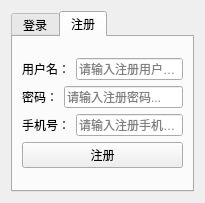
This is NetDiskClient/login.ui in CNHanhan/NetDisk-byHan as Qt 5 draws it before an edit. The edited form follows.
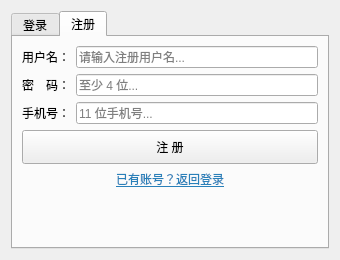
This is the edited form. The open tabs and pages were chosen to show the change.

```diff
--- a/NetDiskClient/login.ui
+++ b/NetDiskClient/login.ui
@@ -6,15 +6,15 @@
    <rect>
     <x>0</x>
     <y>0</y>
-    <width>205</width>
-    <height>203</height>
+    <width>340</width>
+    <height>260</height>
    </rect>
   </property>
   <property name="windowTitle">
    <string>Form</string>
   </property>
-  <layout class="QGridLayout" name="gridLayout">
-   <item row="0" column="0">
+  <layout class="QVBoxLayout" name="mainLayout">
+   <item>
     <widget class="QTabWidget" name="tabWidget">
      <property name="currentIndex">
       <number>1</number>
@@ -80,8 +80,6 @@
       <attribute name="title">
        <string>注册</string>
       </attribute>
-      <layout class="QGridLayout" name="gridLayout_2">
-       <item row="0" column="0">
         <layout class="QVBoxLayout" name="verticalLayout">
          <item>
           <layout class="QHBoxLayout" name="horizontalLayout">
@@ -106,14 +104,17 @@
            <item>
             <widget class="QLabel" name="label_2">
              <property name="text">
-              <string>密码：</string>
+            <string>密　码：</string>
              </property>
             </widget>
            </item>
            <item>
             <widget class="QLineEdit" name="reg_pwd">
+           <property name="echoMode">
+            <enum>QLineEdit::Password</enum>
+           </property>
              <property name="placeholderText">
-              <string>请输入注册密码...</string>
+            <string>至少 4 位...</string>
              </property>
             </widget>
            </item>
@@ -131,7 +132,7 @@
            <item>
             <widget class="QLineEdit" name="reg_tel">
              <property name="placeholderText">
-              <string>请输入注册手机号...</string>
+            <string>11 位手机号...</string>
              </property>
             </widget>
            </item>
@@ -139,12 +140,42 @@
          </item>
          <item>
           <widget class="QPushButton" name="reg">
+         <property name="minimumSize">
+          <size>
+           <width>0</width>
+           <height>34</height>
+          </size>
+         </property>
            <property name="text">
-            <string>注册</string>
+          <string>注 册</string>
            </property>
           </widget>
          </item>
-        </layout>
+       <item>
+        <widget class="QPushButton" name="btn_goLogin">
+         <property name="cursor">
+          <cursorShape>PointingHandCursor</cursorShape>
+         </property>
+         <property name="styleSheet">
+          <string notr="true">QPushButton{border:none;background:transparent;color:#2980b9;text-decoration:underline;}</string>
+         </property>
+         <property name="text">
+          <string>已有账号？返回登录</string>
+         </property>
+        </widget>
+       </item>
+       <item>
+        <spacer name="verticalSpacer_2">
+         <property name="orientation">
+          <enum>Qt::Vertical</enum>
+         </property>
+         <property name="sizeHint" stdset="0">
+          <size>
+           <width>20</width>
+           <height>20</height>
+          </size>
+         </property>
+        </spacer>
        </item>
       </layout>
      </widget>
```
Left out of the diff: 42 changed lines with no effect on the pictures. Lines whose indentation alone changed are shown as unchanged.
